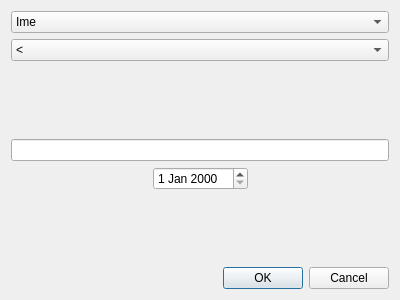
The window that ProjectAlmond/GUI/dijalogpretrage.ui (bozidarrr/RS15-14) describes before a commit, drawn with Qt 5.
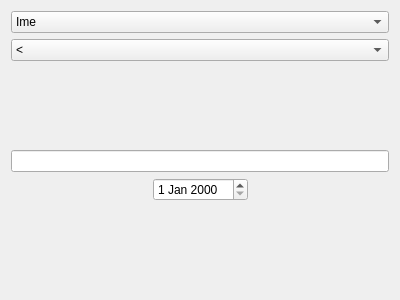
The same window after the commit.

What changed in the file:
```diff
--- a/ProjectAlmond/GUI/dijalogpretrage.ui
+++ b/ProjectAlmond/GUI/dijalogpretrage.ui
@@ -136,7 +136,7 @@
       <enum>Qt::Horizontal</enum>
      </property>
      <property name="standardButtons">
-      <set>QDialogButtonBox::Cancel|QDialogButtonBox::Ok</set>
+      <set>QDialogButtonBox::NoButton</set>
      </property>
     </widget>
    </item>
```
